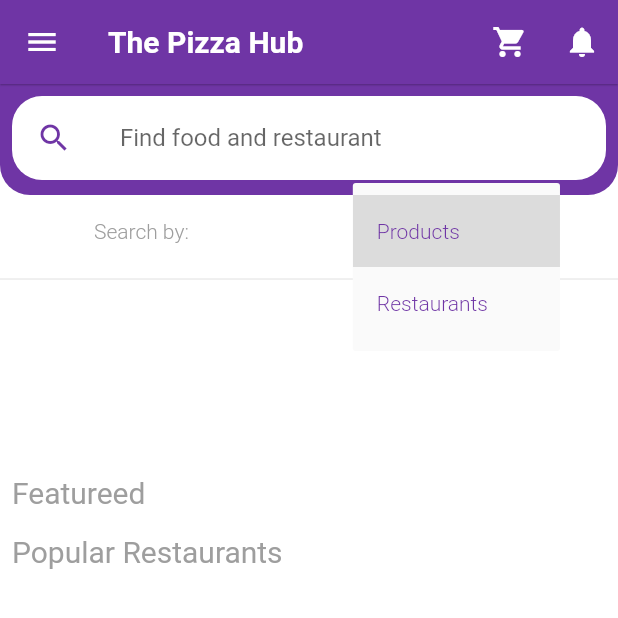
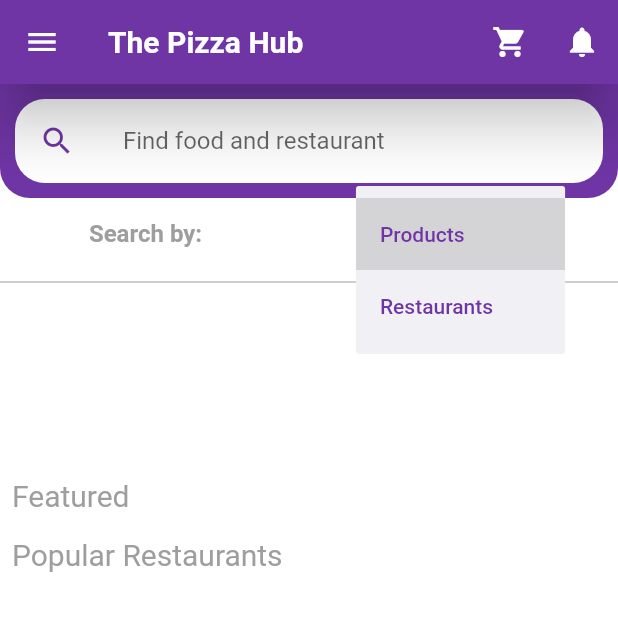
Before and after one commit to jaiswalshubhamm/pizzadeliveryecom, a Flutter app: the screen it shows after launch, after a tap on "Products", on a phone screen of 412 x 824 dp, the top half of it. Run offline on Flutter 3.47's test engine with Material 2 defaults, Android fonts, the phone set to English and light mode, and no system bars; our stand-ins replace animated_splash_screen, cloud_firestore, email_validator, firebase_auth, firebase_core, flutter_spinkit and 1 more; accounts and stored records are empty.

Commit message:
Home Page UI and Logic

```diff
--- a/lib/app.dart
+++ b/lib/app.dart
@@ -9,7 +9,7 @@ import 'providers/category.dart';
 import 'providers/product.dart';
 import 'providers/restaurant.dart';
 import 'providers/auth.dart';
-import 'screens/home.dart';
+import 'screens/home/home.dart';
 import 'router.dart' as router;
 
 class App extends StatelessWidget {
--- a/lib/router.dart
+++ b/lib/router.dart
@@ -1,10 +1,9 @@
 import 'package:flutter/material.dart';
 import 'screens/auth/logIn/logIn.dart';
 import 'screens/auth/register/register.dart';
-import 'screens/home.dart';
+import 'screens/home/home.dart';
 
 Route<dynamic> generateRoute(RouteSettings settings) {
-  final args = settings.arguments;
   switch (settings.name) {
     case '/home':
       return MaterialPageRoute(builder: (_) => Home());
--- a/lib/screens/auth/login/login.dart
+++ b/lib/screens/auth/login/login.dart
@@ -4,7 +4,7 @@ import '../../../config/palette.dart';
 import '../../../service/screenNavigation.dart';
 import '../../../providers/auth.dart';
 import '../../../widgets/customText.dart';
-import '../../home.dart';
+import '../../home/home.dart';
 import '../background.dart';
 import 'widget/form.dart';
 
--- a/lib/screens/auth/login/widget/emailField.dart
+++ b/lib/screens/auth/login/widget/emailField.dart
@@ -5,10 +5,8 @@ import 'package:pizzadeliveryecom/config/palette.dart';
 class EmailFieldWidget extends StatefulWidget {
   final TextEditingController controller;
 
-  const EmailFieldWidget({
-    Key key,
-    @required this.controller,
-  }) : super(key: key);
+  const EmailFieldWidget({Key key, @required this.controller})
+      : super(key: key);
 
   @override
   _EmailFieldWidgetState createState() => _EmailFieldWidgetState();
--- a/lib/screens/auth/register/widget/form.dart
+++ b/lib/screens/auth/register/widget/form.dart
@@ -104,10 +104,7 @@ class _FormWidgetSignupState extends State<FormWidgetSignup> {
       context: context,
       builder: (context) {
         return AlertDialog(
-          title: Text(
-            'Login Failed',
-            style: TextStyle(color: Colors.black),
-          ),
+          title: CustomText(text: 'Signup Failed', color: Palette.primary),
           content: Text(errorMsg),
         );
       },
--- a/lib/screens/cart.dart
+++ b/lib/screens/cart.dart
@@ -134,7 +134,7 @@ class _CartScreenState extends State<CartScreen> {
                                         var uuid = Uuid();
                                         String id = uuid.v4();
                                         _orderServices.createOrder(
-                                            userId: user.user.uid,
+                                            // userId: user..user.uid,
                                             id: id,
                                             description:
                                                 "Some random Description",
--- a/lib/screens/home.dart
+++ b/lib/screens/home/home.dart
@@ -1,21 +1,17 @@
 import 'package:flutter/material.dart';
+import 'package:pizzadeliveryecom/widgets/customText.dart';
 import 'package:provider/provider.dart';
-import '../config/palette.dart';
-import '../service/screenNavigation.dart';
-import '../providers/app.dart';
-import '../providers/category.dart';
-import '../providers/product.dart';
-import '../providers/restaurant.dart';
-import '../widgets/categories.dart';
-import '../widgets/featuredProduct.dart';
-import '../widgets/loading.dart';
-import '../widgets/restaurants.dart';
-import '../widgets/drawer.dart';
-import '../screens/cart.dart';
-import '../screens/category.dart';
-import '../screens/productSearch.dart';
-import '../screens/restaurant.dart';
-import '../screens/restaurantSearch.dart';
+import '../../config/palette.dart';
+import '../../service/screenNavigation.dart';
+import '../../providers/app.dart';
+import '../../providers/category.dart';
+import '../../providers/product.dart';
+import '../../providers/restaurant.dart';
+import 'widget/categories.dart';
+import '../../widgets/featuredProduct.dart';
+import '../../widgets/loading.dart';
+import '../../widgets/restaurants.dart';
+import '../../widgets/drawer.dart';
 
 class Home extends StatelessWidget {
   @override
@@ -29,39 +25,29 @@ class Home extends StatelessWidget {
     return Scaffold(
       drawer: Drawer(child: MenuDrawer()),
       appBar: AppBar(
-        iconTheme: IconThemeData(color: Palette.white),
-        elevation: 0.5,
-        backgroundColor: Palette.primary,
         title: Text('The Pizza Hub'),
-        actions: <Widget>[
+        actions: [
           IconButton(
             icon: Icon(Icons.shopping_cart),
             onPressed: () {
-              // changeScreen(context, CartScreen());
+              changeScreen(context, '/cart');
             },
           ),
           IconButton(
-            icon: Icon(
-              Icons.notifications,
-            ),
+            icon: Icon(Icons.notifications),
             onPressed: () {
               // changeScreen(context, CartScreen());
             },
           ),
         ],
       ),
-      backgroundColor: Palette.white,
       body: app.isLoading
-          ? Container(
-              child: Column(
-                mainAxisAlignment: MainAxisAlignment.center,
-                children: <Widget>[Loading()],
-              ),
-            )
+          ? Loading()
           : SafeArea(
               child: ListView(
-                children: <Widget>[
+                children: [
                   Container(
+                    padding: EdgeInsets.all(10),
                     decoration: BoxDecoration(
                       color: Palette.primary,
                       borderRadius: BorderRadius.only(
@@ -69,37 +55,27 @@ class Home extends StatelessWidget {
                         bottomLeft: Radius.circular(20),
                       ),
                     ),
-                    child: Padding(
-                      padding: const EdgeInsets.only(
-                        top: 8,
-                        left: 8,
-                        right: 8,
-                        bottom: 10,
-                      ),
                     child: Container(
                       decoration: BoxDecoration(
                         color: Palette.white,
                         borderRadius: BorderRadius.circular(20),
                       ),
                       child: ListTile(
-                          leading: Icon(
-                            Icons.search,
-                            color: Palette.primary,
-                          ),
+                        leading: Icon(Icons.search, color: Palette.primary),
                         title: TextField(
                           textInputAction: TextInputAction.search,
-                            // onSubmitted: (pattern) async {
-                            //   app.changeLoading();
-                            //   if (app.search == SearchBy.PRODUCTS) {
-                            //     await productProvider.search(
-                            //         productName: pattern);
-                            //     changeScreen(context, ProductSearchScreen());
-                            //   } else {
-                            //     await restaurantProvider.search(name: pattern);
-                            //     changeScreen(context, RestaurantSearchScreen());
-                            //   }
-                            //   app.changeLoading();
-                            // },
+                          onSubmitted: (pattern) async {
+                            app.changeLoading();
+                            if (app.search == SearchBy.PRODUCTS) {
+                              await productProvider.search(
+                                  productName: pattern);
+                              changeScreen(context, '/productSearch');
+                            } else {
+                              await restaurantProvider.search(name: pattern);
+                              changeScreen(context, '/restaurantSearch');
+                            }
+                            app.changeLoading();
+                          },
                           decoration: InputDecoration(
                             hintText: 'Find food and restaurant',
                             border: InputBorder.none,
@@ -108,45 +84,46 @@ class Home extends StatelessWidget {
                       ),
                     ),
                   ),
-                  ),
                   Row(
                     mainAxisAlignment: MainAxisAlignment.spaceAround,
                     children: <Widget>[
-                      Text(
-                        'Search by:',
-                        style: TextStyle(
-                          color: Palette.grey,
-                          fontWeight: FontWeight.w300,
-                        ),
+                      CustomText(
+                        text: 'Search by:',
+                        color: Palette.darkerGrey,
+                        weight: FontWeight.w600,
                       ),
                       DropdownButton<String>(
+                        dropdownColor: Palette.lightGrey,
                         value: app.filterBy,
                         style: TextStyle(
                           color: Palette.primary,
-                          fontWeight: FontWeight.w300,
+                          fontWeight: FontWeight.w500,
                         ),
                         icon: Icon(
                           Icons.filter_list,
                           color: Palette.primary,
                         ),
-                        elevation: 0,
+                        elevation: 10,
                         onChanged: (value) {
                           if (value == "Products") {
                             app.changeSearchBy(newSearchBy: SearchBy.PRODUCTS);
                           } else {
                             app.changeSearchBy(
-                                newSearchBy: SearchBy.RESTAURANTS);
+                              newSearchBy: SearchBy.RESTAURANTS,
+                            );
                           }
                         },
                         items: <String>['Products', 'Restaurants']
                             .map<DropdownMenuItem<String>>((String value) {
                           return DropdownMenuItem<String>(
-                              value: value, child: Text(value));
+                            value: value,
+                            child: Text(value),
+                          );
                         }).toList(),
                       ),
                     ],
                   ),
-                  Divider(),
+                  Divider(color: Palette.darkerGrey),
                   SizedBox(height: 10),
                   Container(
                     height: 100,
@@ -180,12 +157,10 @@ class Home extends StatelessWidget {
                     child: Row(
                       mainAxisAlignment: MainAxisAlignment.spaceBetween,
                       children: <Widget>[
-                        Text(
-                          'Featureed',
-                          style: TextStyle(
-                            color: Palette.grey,
-                            fontSize: 20,
-                          ),
+                        CustomText(
+                          text: 'Featured',
+                          color: Palette.darkerGrey,
+                          size: 20,
                         ),
                       ],
                     ),
@@ -196,12 +171,10 @@ class Home extends StatelessWidget {
                     child: Row(
                       mainAxisAlignment: MainAxisAlignment.spaceBetween,
                       children: <Widget>[
-                        Text(
-                          'Popular Restaurants',
-                          style: TextStyle(
+                        CustomText(
+                          text: 'Popular Restaurants',
                           color: Palette.grey,
-                            fontSize: 20,
-                          ),
+                          size: 20,
                         ),
                       ],
                     ),
--- a/lib/widgets/categories.dart
+++ b/lib/screens/home/widget/categories.dart
@@ -1,8 +1,8 @@
 import 'package:flutter/material.dart';
 import 'package:transparent_image/transparent_image.dart';
-import '../config/palette.dart';
-import '../models/category.dart';
-import '../widgets/loading.dart';
+import '../../../config/palette.dart';
+import '../../../models/category.dart';
+import '../../../widgets/loading.dart';
 
 class CategoryWidget extends StatelessWidget {
   final CategoryModel category;
--- a/lib/widgets/drawer.dart
+++ b/lib/widgets/drawer.dart
@@ -7,13 +7,13 @@ import '../service/screenNavigation.dart';
 class MenuDrawer extends StatelessWidget {
   @override
   Widget build(BuildContext context) {
-    final user = Provider.of<AuthProvider>(context);
+    final authData = Provider.of<AuthProvider>(context);
     return ListView(
       children: <Widget>[
         UserAccountsDrawerHeader(
           decoration: BoxDecoration(color: Palette.primary),
           accountName: Text(
-            // user.userModel.name ??
+            // authData.userModel.name ??
             'username loading...',
             style: TextStyle(
               color: Palette.white,
@@ -75,14 +75,24 @@ class MenuDrawer extends StatelessWidget {
           leading: Icon(Icons.settings),
           title: Text('Settings'),
         ),
+        if (!authData.isLoggedIn)
           ListTile(
             onTap: () {
-            // user.signOut();
+              authData.signOut();
               changeScreen(context, '/login');
             },
             leading: Icon(Icons.exit_to_app),
             title: Text('Logout'),
           ),
+        if (authData.isLoggedIn)
+          ListTile(
+            onTap: () {
+              authData.signOut();
+              changeScreen(context, '/login');
+            },
+            leading: Icon(Icons.login),
+            title: Text('Login'),
+          )
       ],
     );
   }
```
Also changed, not shown: lib/providers/auth.dart (+18 -18 lines), lib/screens/auth/login/widget/form.dart (+29 -16 lines), lib/screens/auth/login/widget/password.dart (+4 -6 lines), lib/screens/auth/register/register.dart (+2 -7 lines), lib/widgets/loading.dart (+4 -10 lines), lib/screens/home/widget/search.dart (added). Lines whose indentation alone changed are shown as unchanged.
